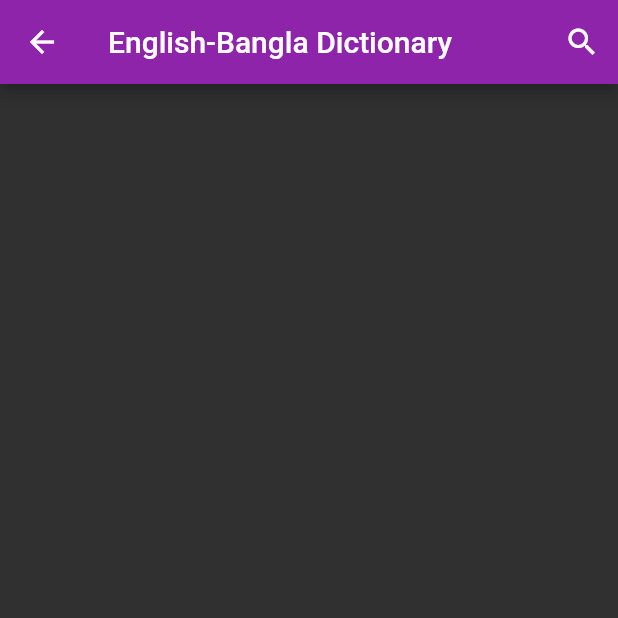
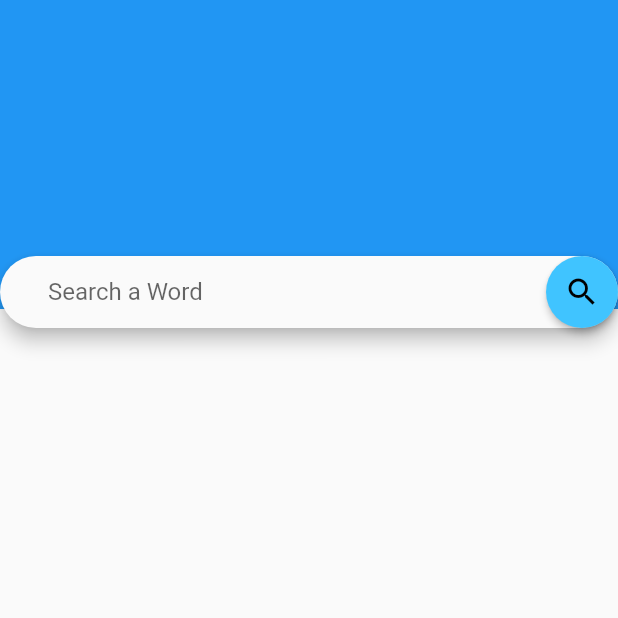
Before and after one commit to manob24/Bangla-English_Dictionary, a Flutter app: the Home screen opened by its route, on a phone screen of 412 x 824 dp, the top half of it. Run offline on Flutter 3.47's test engine with Material 2 defaults, Android fonts, the light colour scheme and no system bars; Roboto replaces fonts that are missing (Georgia).

Commit message:
khojData(dart file) implemented fetchData(widget) removed

```diff
--- a/lib/main.dart
+++ b/lib/main.dart
@@ -1,13 +1,12 @@
 
 import 'package:flutter/material.dart';
-import 'package:newdictionary/pages/fetchData.dart';
 import 'package:newdictionary/route_generator.dart';
 
 void main() {
   runApp(MaterialApp(
     theme: ThemeData(
       // Define the default brightness and colors.
-      brightness: Brightness.dark,
+      brightness: Brightness.light,
       primaryColor: Colors.purple[600],
       accentColor: Colors.purpleAccent[400],
 
@@ -22,7 +21,7 @@
         bodyText2: TextStyle(fontSize: 14.0, fontFamily: 'Hind'),
       ),
     ),
-    initialRoute: '/FetchData',
+    initialRoute: '/',
     onGenerateRoute: RouteGenerator.generateRoute,
 
   ));
--- a/lib/pages/home.dart
+++ b/lib/pages/home.dart
@@ -1,5 +1,7 @@
 import 'package:flutter/material.dart';
-import 'package:flutter_html/flutter_html.dart';
+import 'package:newdictionary/khojData.dart';
+import 'package:newdictionary/word.dart';
+import 'package:newdictionary/pages/showWord.dart';
 
 class Home extends StatefulWidget {
   @override
@@ -7,40 +9,77 @@
 }
 
 class _HomeState extends State<Home> {
-  bool isSearching = false;
+  bool isWordFound = true;
+  TextEditingController textEditingController = new TextEditingController();
+  String word;
+  KhojData khojData;
+  @override
+  void initState(){
+    super.initState();
+    khojData = new KhojData();
+    khojData.getData();
+  }
 
   @override
   Widget build(BuildContext context) {
     return Scaffold(
-      appBar: AppBar(
-        title: !isSearching? Text("English-Bangla Dictionary"):
-        TextField(
-          decoration: InputDecoration(
-            icon: Icon(Icons.search),
-            hintText: "Enter word",
+      body: new Stack(
+        children: <Widget>[
+          new FractionallySizedBox(
+            alignment: Alignment.topLeft,
+            heightFactor: 0.25,
+            widthFactor: 1,
+            child: Container(
+              color: Colors.blue,
+            ),
           ),
-        ),
-        actions: [
-          !isSearching?
-          IconButton(
-            icon: Icon(Icons.search),
-            onPressed: (){
-              setState(() {
-                isSearching = true;
-              });
-            },
-          ):
-          IconButton(
-            icon: Icon(Icons.cancel_rounded),
-            onPressed: (){
-              setState(() {
-                isSearching = false;
-              });
-            },
+          new Align(
+              alignment: const Alignment(-1, -0.56),
+              child: Material(
+                elevation: 5.0,
+                borderRadius: BorderRadius.all(Radius.circular(30.0)),
+                child: TextField(
+                    controller: textEditingController,
+                    style:TextStyle(color: Colors.black, fontSize: 16.0),
+                    decoration:InputDecoration(
+                        contentPadding: EdgeInsets.symmetric(horizontal: 32.0, vertical: 14.0),
+                        suffixIcon: Material(
+                          color: Colors.lightBlueAccent,
+                          elevation: 2.0,
+                          borderRadius: BorderRadius.all(Radius.circular(30.0)),
+                          child: IconButton(
+                            icon: Icon(Icons.search),
+                            color: Colors.black,
+                            tooltip: 'search word',
+                            onPressed: (){
+                              word = textEditingController.text;
+                              if(word.isNotEmpty) {
+                                isWordFound = true;
+                                Word newWord = khojData.search(word);
+                                if (newWord != null) {
+                                  Navigator.of(context).push(MaterialPageRoute(
+                                      builder: (context) =>
+                                          ShowWord(word: newWord)));
+                                  textEditingController.clear();
+                                }
+                                else {
+                                  isWordFound = false;
+                                }
+                              }
+                              else{
+                                print("empty field");
+                              }
+                            },
+                          ),
+                        ),
+                        border:InputBorder.none,
+                        hintText: "Search a Word"
+                    )
+                ),
+              )
           )
         ],
-
-      ),
+      )
     );
   }
 }
--- a/lib/route_generator.dart
+++ b/lib/route_generator.dart
@@ -1,6 +1,6 @@
 import 'package:flutter/material.dart';
-import 'package:newdictionary/pages/fetchData.dart';
 import 'package:newdictionary/pages/home.dart';
+import 'package:newdictionary/pages/loading.dart';
 
 class RouteGenerator {
   static Route<dynamic> generateRoute(RouteSettings settings) {
@@ -10,8 +10,8 @@
     switch (settings.name) {
       case '/':
         return MaterialPageRoute(builder: (_) => Home());
-      case '/FetchData':
-        return MaterialPageRoute(builder: (_) => FetchData());
+      case '/loading':
+        return MaterialPageRoute(builder: (_) => Loading());
       default:
       // If there is no such named route in the switch statement, e.g. /third
         return _errorRoute();
```
Also changed, not shown: lib/khojData.dart (renamed from lib/pages/fetchData.dart, +16 -33 lines).
